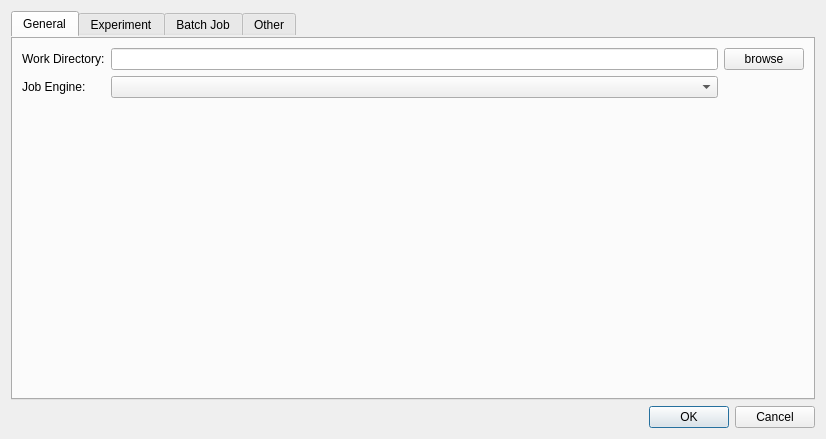
Old version of the form ui/settings_diag.ui in the repository LiuLab-CSRC/ClickX.
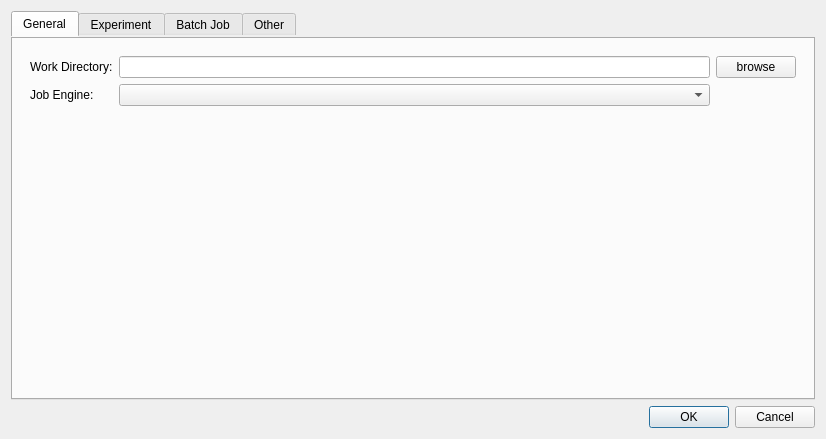
New version of the form.

Commit message: modify padding and margin of tab widget

What changed in the file:
```diff
--- a/ui/settings_diag.ui
+++ b/ui/settings_diag.ui
@@ -18,7 +18,8 @@
     <widget class="QTabWidget" name="tabWidget">
      <property name="styleSheet">
       <string notr="true">QTabWidget::pane { 
- padding: 2px;
+ padding: 20px;
+ margin: -10px -10px -10px -10px;
 }</string>
      </property>
      <property name="currentIndex">
```
